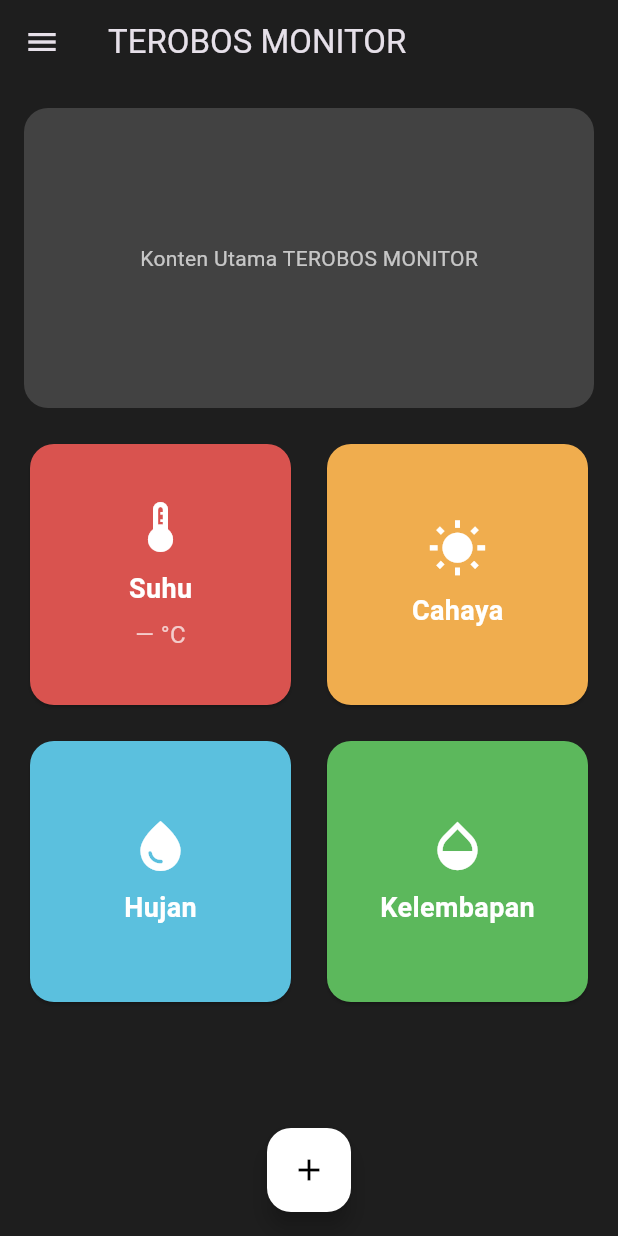
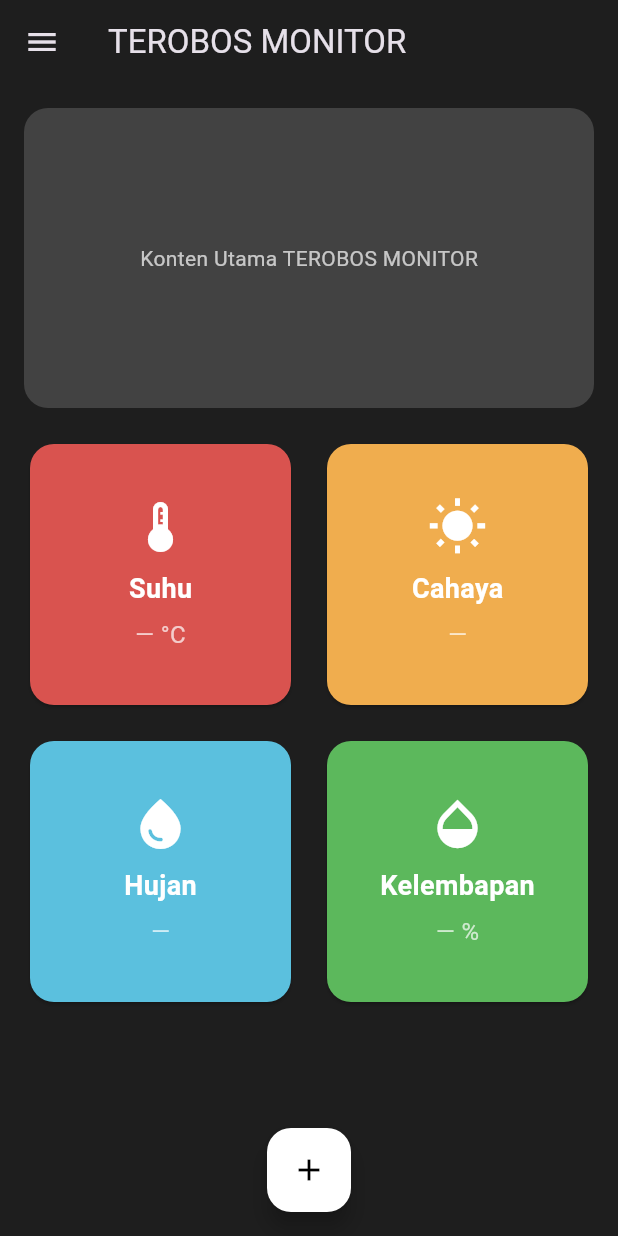
Before and after one commit to ardikamuhammad62/TEROBOS, a Flutter app: the screen it shows after launch, on a phone screen of 412 x 824 dp. Run offline on Flutter 3.47's test engine with Material 3 defaults, Android fonts, the phone set to English and light mode, and no system bars; our stand-ins replace firebase_core, firebase_database; accounts and stored records are empty.

Commit message:
Initial commit

```diff
--- a/lib/main.dart
+++ b/lib/main.dart
@@ -124,21 +124,39 @@ class TerobosMonitorScreen extends StatelessWidget {
                 mainAxisSpacing: 16.0,
                 crossAxisSpacing: 16.0,
                 children: [
-                  const SuhuCard(), // <-- ganti panggilan _buildSensorCard untuk Suhu dengan widget yang realtime
-                  _buildSensorCard(
-                    'Cahaya',
-                    Icons.wb_sunny,
-                    const Color(0xFFF0AD4E),
+                  // Menampilkan suhu dari path cuaca/suhu
+                  const RealtimeSensorCard(
+                    path: 'cuaca/suhu',
+                    title: 'Suhu',
+                    icon: Icons.thermostat,
+                    unit: '°C',
+                    color: Color(0xFFD9534F),
                   ),
-                  _buildSensorCard(
-                    'Hujan',
-                    Icons.water_drop,
-                    const Color(0xFF5BC0DE),
+
+                  // Untuk indikator yang memiliki dua mode (digital & analog),
+                  // kita ambil versi analog sesuai permintaan: ldr_analog, hujan_analog
+                  const RealtimeSensorCard(
+                    path: 'cuaca/ldr_analog',
+                    title: 'Cahaya',
+                    icon: Icons.wb_sunny,
+                    unit: '',
+                    color: Color(0xFFF0AD4E),
                   ),
-                  _buildSensorCard(
-                    'Kelembapan',
-                    Icons.opacity,
-                    const Color(0xFF5CB85C),
+
+                  const RealtimeSensorCard(
+                    path: 'cuaca/hujan_analog',
+                    title: 'Hujan',
+                    icon: Icons.water_drop,
+                    unit: '',
+                    color: Color(0xFF5BC0DE),
+                  ),
+
+                  const RealtimeSensorCard(
+                    path: 'cuaca/kelembaban',
+                    title: 'Kelembapan',
+                    icon: Icons.opacity,
+                    unit: '%',
+                    color: Color(0xFF5CB85C),
                   ),
                 ],
               ),
@@ -162,40 +180,32 @@ class TerobosMonitorScreen extends StatelessWidget {
     // 5. Floating Action Button di tengah
   }
 
-  // Fungsi bantuan untuk membuat Card (agar kode tidak berulang)
-  Widget _buildSensorCard(String title, IconData icon, Color color) {
-    return Card(
-      color: color,
-      shape: RoundedRectangleBorder(borderRadius: BorderRadius.circular(16.0)),
-      child: Column(
-        mainAxisAlignment: MainAxisAlignment.center, // Pusatkan konten
-        children: [
-          Icon(icon, size: 40.0, color: Colors.white),
-          const SizedBox(height: 8),
-          Text(
-            title,
-            style: const TextStyle(
-              color: Colors.white,
-              fontWeight: FontWeight.bold,
-              fontSize: 18,
-            ),
-          ),
-        ],
-      ),
-    );
-  }
+  // (Dihapus) fungsi pembantu statis digantikan oleh RealtimeSensorCard
 }
 
-// Widget baru: card Suhu yang membaca realtime dari Realtime Database
-class SuhuCard extends StatelessWidget {
-  const SuhuCard({super.key});
+// Generic realtime sensor card that reads a single path from Realtime Database.
+class RealtimeSensorCard extends StatelessWidget {
+  final String path;
+  final String title;
+  final IconData icon;
+  final String unit;
+  final Color color;
+
+  const RealtimeSensorCard({
+    super.key,
+    required this.path,
+    required this.title,
+    required this.icon,
+    this.unit = '',
+    required this.color,
+  });
 
   @override
   Widget build(BuildContext context) {
-    final DatabaseReference suhuRef = FirebaseDatabase.instance.ref('cuaca/suhu');
+    final DatabaseReference ref = FirebaseDatabase.instance.ref(path);
 
     return StreamBuilder<DatabaseEvent>(
-      stream: suhuRef.onValue,
+      stream: ref.onValue,
       builder: (context, snapshot) {
         String display = '—';
         if (snapshot.hasData && snapshot.data!.snapshot.value != null) {
@@ -205,16 +215,16 @@ class SuhuCard extends StatelessWidget {
         }
 
         return Card(
-          color: const Color(0xFFD9534F),
+          color: color,
           shape: RoundedRectangleBorder(borderRadius: BorderRadius.circular(16.0)),
           child: Column(
             mainAxisAlignment: MainAxisAlignment.center,
             children: [
-              const Icon(Icons.thermostat, size: 40.0, color: Colors.white),
+              Icon(icon, size: 40.0, color: Colors.white),
               const SizedBox(height: 8),
-              const Text(
-                'Suhu',
-                style: TextStyle(
+              Text(
+                title,
+                style: const TextStyle(
                   color: Colors.white,
                   fontWeight: FontWeight.bold,
                   fontSize: 18,
@@ -222,7 +232,7 @@ class SuhuCard extends StatelessWidget {
               ),
               const SizedBox(height: 6),
               Text(
-                '$display °C',
+                unit.isNotEmpty ? '$display $unit' : display,
                 style: const TextStyle(color: Colors.white70, fontSize: 16),
               ),
             ],
```
